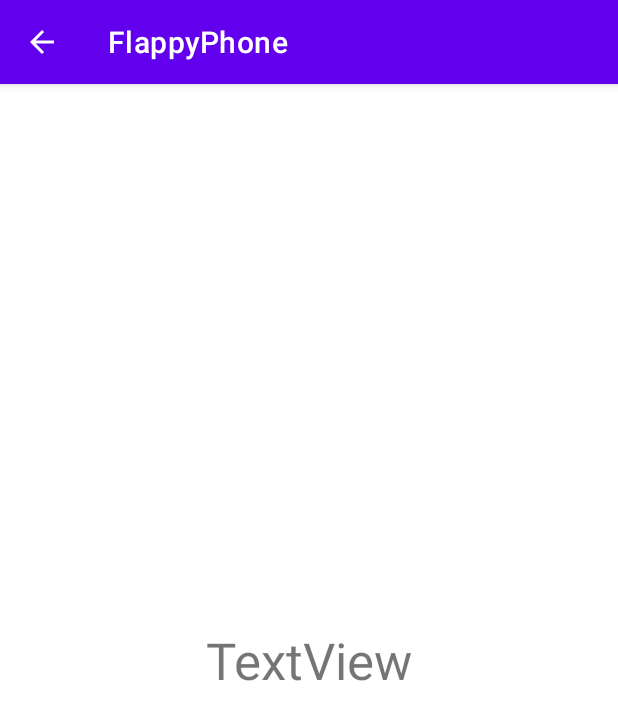
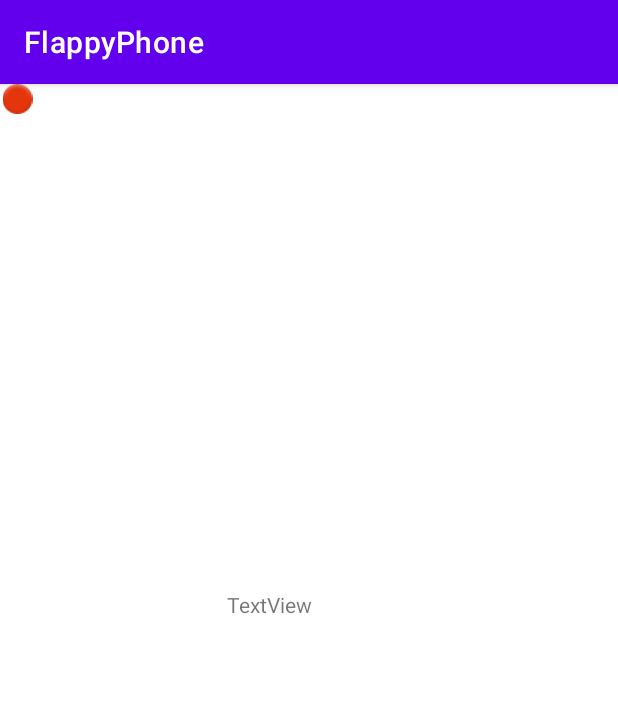
Before and after one commit to PunicGames/Marble-Stars, an Android app: the screen it shows after launch (AcelActivity before the commit, GravityActivity after it), after a tap on "BUTTON", on a phone screen of 412 x 824 dp. Shown: the top 720 px of the screen. Run offline under Robolectric (Android 15) with nearby library versions, the phone set to English and light mode, and no system bars; 1 statement that could not run was skipped.

Commit message:
fixing error

```diff
--- a/app/src/main/java/com/PunicGames/flappyphone/MainActivity.kt
+++ b/app/src/main/java/com/PunicGames/flappyphone/MainActivity.kt
@@ -13,7 +13,7 @@ class MainActivity : AppCompatActivity() {
         var btn : Button = findViewById(R.id.mainButton)
         var context = this
         btn.setOnClickListener {
-            val intent = Intent(context, AcelActivity::class.java)
+            val intent = Intent(context, GravityActivity::class.java)
             startActivity(intent)
             finish()
         }
--- a/app/src/main/res/layout/activity_gravity.xml
+++ b/app/src/main/res/layout/activity_gravity.xml
@@ -6,4 +6,22 @@
     android:layout_height="match_parent"
     tools:context=".GravityActivity">
 
+    <TextView
+        android:id="@+id/textGravity"
+        android:layout_width="109dp"
+        android:layout_height="93dp"
+        android:text="TextView"
+        android:textSize="14sp"
+        app:layout_constraintBottom_toBottomOf="parent"
+        app:layout_constraintEnd_toEndOf="parent"
+        app:layout_constraintStart_toStartOf="parent"
+        app:layout_constraintTop_toTopOf="parent" />
+
+    <ImageView
+        android:id="@+id/dot"
+        android:layout_width="23dp"
+        android:layout_height="20dp"
+        app:srcCompat="@android:drawable/ic_notification_overlay"
+        tools:layout_editor_absoluteX="384dp"
+        tools:layout_editor_absoluteY="452dp" />
 </androidx.constraintlayout.widget.ConstraintLayout>
```
Also changed, not shown: app/src/main/AndroidManifest.xml (+9 -2 lines), app/src/main/java/com/PunicGames/flappyphone/AcelActivity.kt (+18 -7 lines), app/src/main/java/com/PunicGames/flappyphone/GravityActivity.kt (+64 -0 lines), app/src/main/java/com/PunicGames/flappyphone/Vector2D.kt (+50 -1 lines).
